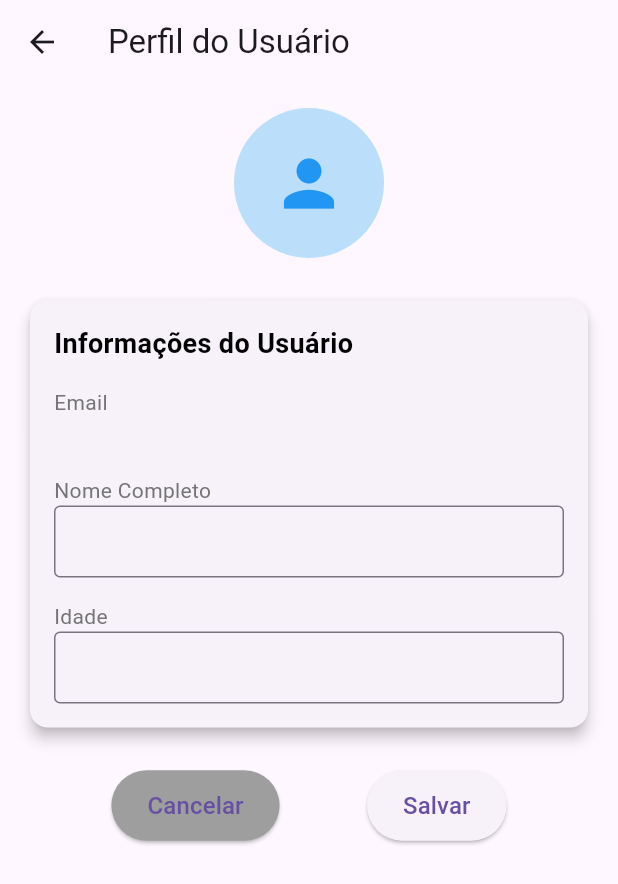
After one commit to michelmanzatotebar/projeto_p2_abastecimento, a Flutter app: the PerfilUsuarioPage screen opened directly, after a tap on the "edit" icon, on a phone screen of 412 x 824 dp. The commit adds this screen. Shown: the top 884 px of the screen. Run offline on Flutter 3.47's test engine with Material 3 defaults, Android fonts, the light colour scheme and no system bars; our stand-ins replace cloud_firestore, firebase_auth, firebase_core, google_sign_in; accounts and stored records are empty.

Commit message:
Tela de perfil e ajustes finais do programa

```diff
--- /dev/null
+++ b/lib/widgets/perfil_usuario.dart
@@ -0,0 +1,276 @@
+import 'package:flutter/material.dart';
+import 'package:firebase_auth/firebase_auth.dart';
+import 'package:cloud_firestore/cloud_firestore.dart';
+
+class PerfilUsuarioPage extends StatefulWidget {
+  @override
+  _PerfilUsuarioPageState createState() => _PerfilUsuarioPageState();
+}
+
+class _PerfilUsuarioPageState extends State<PerfilUsuarioPage> {
+  final _formKey = GlobalKey<FormState>();
+  final _nomeController = TextEditingController();
+  final _idadeController = TextEditingController();
+  bool _isLoading = false;
+  bool _isEditing = false;
+
+  @override
+  void initState() {
+    super.initState();
+    _carregarDadosPerfil();
+  }
+
+  @override
+  void dispose() {
+    _nomeController.dispose();
+    _idadeController.dispose();
+    super.dispose();
+  }
+
+  Future<void> _carregarDadosPerfil() async {
+    setState(() => _isLoading = true);
+    try {
+      final user = FirebaseAuth.instance.currentUser;
+      if (user != null) {
+        final doc = await FirebaseFirestore.instance
+            .collection('usuarios')
+            .doc(user.uid)
+            .get();
+
+        if (doc.exists) {
+          final data = doc.data() as Map<String, dynamic>;
+          setState(() {
+            _nomeController.text = data['nomeCompleto'] ?? '';
+            _idadeController.text = data['idade']?.toString() ?? '';
+          });
+        }
+      }
+    } catch (e) {
+      ScaffoldMessenger.of(context).showSnackBar(
+        SnackBar(
+          content: Text('Erro ao carregar perfil: $e'),
+          backgroundColor: Colors.red,
+        ),
+      );
+    } finally {
+      setState(() => _isLoading = false);
+    }
+  }
+
+  Future<void> _salvarPerfil() async {
+    if (!_formKey.currentState!.validate()) return;
+
+    setState(() => _isLoading = true);
+    try {
+      final user = FirebaseAuth.instance.currentUser;
+      if (user == null) throw Exception('Usuário não está logado');
+
+      await FirebaseFirestore.instance
+          .collection('usuarios')
+          .doc(user.uid)
+          .set({
+        'nomeCompleto': _nomeController.text.trim(),
+        'idade': int.parse(_idadeController.text.trim()),
+        'email': user.email,
+        'ultimaAtualizacao': DateTime.now(),
+      }, SetOptions(merge: true));
+
+      setState(() => _isEditing = false);
+      ScaffoldMessenger.of(context).showSnackBar(
+        SnackBar(
+          content: Text('Perfil atualizado com sucesso!'),
+          backgroundColor: Colors.green,
+        ),
+      );
+    } catch (e) {
+      ScaffoldMessenger.of(context).showSnackBar(
+        SnackBar(
+          content: Text('Erro ao salvar perfil: $e'),
+          backgroundColor: Colors.red,
+        ),
+      );
+    } finally {
+      setState(() => _isLoading = false);
+    }
+  }
+
+  @override
+  Widget build(BuildContext context) {
+    final user = FirebaseAuth.instance.currentUser;
+
+    return Scaffold(
+      appBar: AppBar(
+        title: Text('Perfil do Usuário'),
+        actions: [
+          if (!_isEditing)
+            IconButton(
+              icon: Icon(Icons.edit),
+              onPressed: () => setState(() => _isEditing = true),
+            ),
+        ],
+      ),
+      body: _isLoading
+          ? Center(child: CircularProgressIndicator())
+          : SingleChildScrollView(
+        padding: EdgeInsets.all(16),
+        child: Form(
+          key: _formKey,
+          child: Column(
+            crossAxisAlignment: CrossAxisAlignment.center,
+            children: [
+              CircleAvatar(
+                radius: 50,
+                backgroundColor: Colors.blue.shade100,
+                child: Icon(
+                  Icons.person,
+                  size: 50,
+                  color: Colors.blue,
+                ),
+              ),
+              SizedBox(height: 24),
+              Card(
+                elevation: 4,
+                child: Padding(
+                  padding: EdgeInsets.all(16),
+                  child: Column(
+                    crossAxisAlignment: CrossAxisAlignment.start,
+                    children: [
+                      Text(
+                        'Informações do Usuário',
+                        style: TextStyle(
+                          fontSize: 18,
+                          fontWeight: FontWeight.bold,
+                          color: Colors.black,
+                        ),
+                      ),
+                      SizedBox(height: 16),
+                      Text(
+                        'Email',
+                        style: TextStyle(
+                          fontSize: 14,
+                          color: Colors.grey[600],
+                        ),
+                      ),
+                      Text(
+                        user?.email ?? 'Não disponível',
+                        style: TextStyle(
+                          fontSize: 16,
+                          color: Colors.black,
+                          fontWeight: FontWeight.w500,
+                        ),
+                      ),
+                      SizedBox(height: 16),
+                      Text(
+                        'Nome Completo',
+                        style: TextStyle(
+                          fontSize: 14,
+                          color: Colors.grey[600],
+                        ),
+                      ),
+                      TextFormField(
+                        controller: _nomeController,
+                        style: TextStyle(
+                          color: Colors.black,
+                          fontSize: 16,
+                        ),
+                        decoration: InputDecoration(
+                          border: OutlineInputBorder(),
+                          enabled: _isEditing,
+                          contentPadding: EdgeInsets.symmetric(
+                            horizontal: 12,
+                            vertical: 8,
+                          ),
+                        ),
+                        validator: (value) {
+                          if (value == null || value.isEmpty) {
+                            return 'Por favor, insira seu nome completo';
+                          }
+                          return null;
+                        },
+                      ),
+                      SizedBox(height: 16),
+                      Text(
+                        'Idade',
+                        style: TextStyle(
+                          fontSize: 14,
+                          color: Colors.grey[600],
+                        ),
+                      ),
+                      TextFormField(
+                        controller: _idadeController,
+                        style: TextStyle(
+                          color: Colors.black,
+                          fontSize: 16,
+                        ),
+                        decoration: InputDecoration(
+                          border: OutlineInputBorder(),
+                          enabled: _isEditing,
+                          contentPadding: EdgeInsets.symmetric(
+                            horizontal: 12,
+                            vertical: 8,
+                          ),
+                        ),
+                        keyboardType: TextInputType.number,
+                        validator: (value) {
+                          if (value == null || value.isEmpty) {
+                            return 'Por favor, insira sua idade';
+                          }
+                          try {
+                            int idade = int.parse(value);
+                            if (idade < 0 || idade > 120) {
+                              return 'Por favor, insira uma idade válida';
+                            }
+                          } catch (e) {
+                            return 'Por favor, insira um número válido';
+                          }
+                          return null;
+                        },
+                      ),
+                    ],
+                  ),
+                ),
+              ),
+              SizedBox(height: 24),
+              if (_isEditing)
+                Row(
+                  mainAxisAlignment: MainAxisAlignment.spaceEvenly,
+                  children: [
+                    ElevatedButton(
+                      onPressed: () {
+                        setState(() => _isEditing = false);
+                        _carregarDadosPerfil();
+                      },
+                      style: ElevatedButton.styleFrom(
+                        backgroundColor: Colors.grey,
+                        padding: EdgeInsets.symmetric(
+                          horizontal: 24,
+                          vertical: 12,
+                        ),
+                      ),
+                      child: Text(
+                        'Cancelar',
+                        style: TextStyle(fontSize: 16),
+                      ),
+                    ),
+                    ElevatedButton(
+                      onPressed: _salvarPerfil,
+                      style: ElevatedButton.styleFrom(
+                        padding: EdgeInsets.symmetric(
+                          horizontal: 24,
+                          vertical: 12,
+                        ),
+                      ),
+                      child: Text(
+                        'Salvar',
+                        style: TextStyle(fontSize: 16),
+                      ),
+                    ),
+                  ],
+                ),
+            ],
+          ),
+        ),
+      ),
+    );
+  }
+}
```
Also changed, not shown: lib/widgets/drawer_menu.dart (+101 -10 lines).
